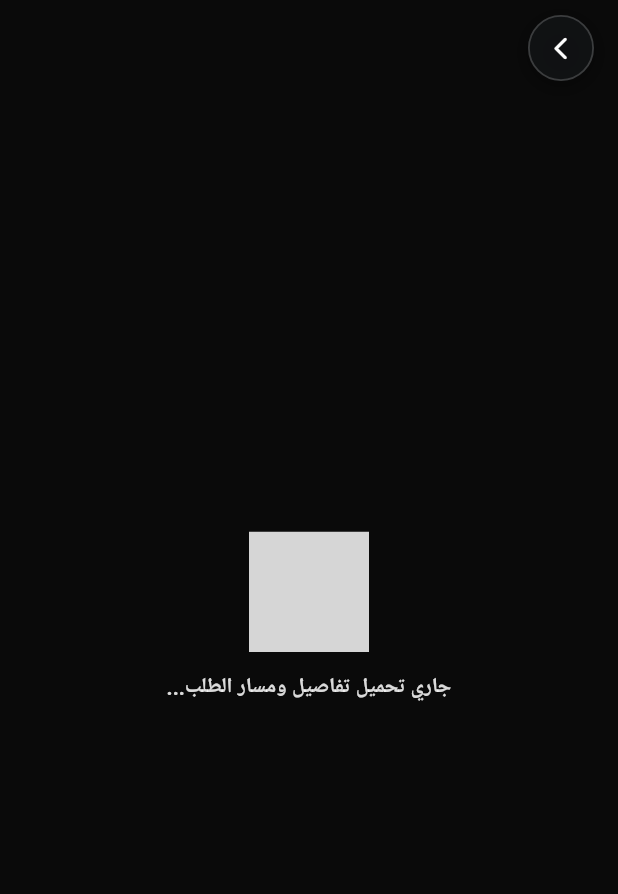
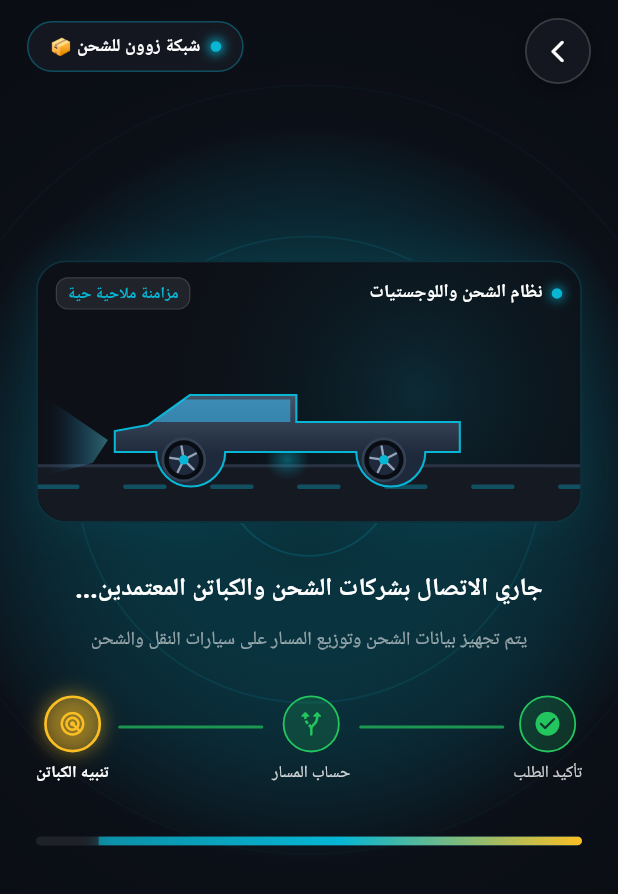
Before and after one commit to Codinza/z, a Flutter app: the OrderTrackingScreen screen opened directly with empty values, on a phone screen of 412 x 824 dp. Shown: the top 894 px of the screen. Run offline on Flutter 3.47's test engine with Material 3 defaults, Android fonts, the phone set to English and light mode, and no system bars; drawn by our look-alikes of rive; our stand-ins replace app_links, dio, flutter_local_notifications, flutter_map, geolocator, image_picker and 5 more; missing offline and left inert: flutter_map_cancellable_tile_provider; accounts and stored records are empty; network calls fail; grey boxes are pictures that could not be loaded.

Commit message:
feat: luxury dispatch loading screen with radar telemetry animation

```diff
--- a/flutter_app/lib/core/widgets/animations/zoon_animations.dart
+++ b/flutter_app/lib/core/widgets/animations/zoon_animations.dart
@@ -14,3 +14,4 @@
 export 'animated_searching_radar_pin.dart';
 export 'animated_gliding_vehicle_marker.dart';
 export 'animated_offer_card.dart';
+export 'zoon_dispatch_loading_screen.dart';
--- /dev/null
+++ b/flutter_app/lib/core/widgets/animations/zoon_dispatch_loading_screen.dart
@@ -0,0 +1,483 @@
+import 'dart:math' as math;
+import 'package:flutter/material.dart';
+import 'pressable_scale.dart';
+import 'zoon_luxury_vehicle_visualizer.dart';
+
+/// Luxury animated loading and dispatch screen displayed when preparing a trip or shipment route.
+class ZoonDispatchLoadingScreen extends StatefulWidget {
+  final bool isShipping;
+  final VoidCallback? onBack;
+  final String? customMessage;
+
+  const ZoonDispatchLoadingScreen({
+    super.key,
+    this.isShipping = false,
+    this.onBack,
+    this.customMessage,
+  });
+
+  @override
+  State<ZoonDispatchLoadingScreen> createState() =>
+      _ZoonDispatchLoadingScreenState();
+}
+
+class _ZoonDispatchLoadingScreenState extends State<ZoonDispatchLoadingScreen>
+    with TickerProviderStateMixin {
+  late final AnimationController _pulseController;
+  late final AnimationController _progressController;
+  late final AnimationController _textCycleController;
+
+  int _currentStepIndex = 1; // 0 = Created, 1 = Route, 2 = Radar
+
+  final List<String> _tripLoadingSteps = [
+    'تم استلام وتأكيد بيانات الطلب بنجاح',
+    'جاري فحص المسار ورسم أسرع طريق على الخريطة...',
+    'جاري تفعيل رادار كباتن زوون VIP في منطقتك...',
+  ];
+
+  final List<String> _shippingLoadingSteps = [
+    'تم تسجيل بيانات الشحنة والمستلم بنجاح',
+    'جاري تجهيز وثيقة النقل وحساب المسار الملاحي...',
+    'جاري الاتصال بشركات الشحن والكباتن المعتمدين...',
+  ];
+
+  @override
+  void initState() {
+    super.initState();
+
+    _pulseController = AnimationController(
+      vsync: this,
+      duration: const Duration(milliseconds: 2200),
+    )..repeat();
+
+    _progressController = AnimationController(
+      vsync: this,
+      duration: const Duration(milliseconds: 2800),
+    )..repeat();
+
+    _textCycleController = AnimationController(
+      vsync: this,
+      duration: const Duration(milliseconds: 1400),
+    )..addStatusListener((status) {
+        if (status == AnimationStatus.completed) {
+          if (mounted) {
+            setState(() {
+              _currentStepIndex = (_currentStepIndex + 1) % 3;
+            });
+            _textCycleController.forward(from: 0.0);
+          }
+        }
+      });
+    _textCycleController.forward();
+  }
+
+  @override
+  void dispose() {
+    _pulseController.dispose();
+    _progressController.dispose();
+    _textCycleController.dispose();
+    super.dispose();
+  }
+
+  @override
+  Widget build(BuildContext context) {
+    final themeColor = widget.isShipping
+        ? const Color(0xff06B6D4)
+        : const Color(0xffF97316);
+    const accentGold = Color(0xffFBBF24);
+    final steps =
+        widget.isShipping ? _shippingLoadingSteps : _tripLoadingSteps;
+    final topPadding = MediaQuery.of(context).padding.top;
+
+    return Directionality(
+      textDirection: TextDirection.rtl,
+      child: Scaffold(
+        backgroundColor: const Color(0xff090B10),
+        body: Stack(
+          children: [
+            // ── Background Ambient Radial Glow ──
+            Positioned.fill(
+              child: AnimatedBuilder(
+                animation: _pulseController,
+                builder: (context, _) {
+                  final pulse = _pulseController.value;
+                  return Container(
+                    decoration: BoxDecoration(
+                      gradient: RadialGradient(
+                        center: const Alignment(0.0, -0.2),
+                        radius: 1.2,
+                        colors: [
+                          themeColor.withOpacity(0.12 + pulse * 0.06),
+                          const Color(0xff0D111A).withOpacity(0.7),
+                          const Color(0xff080A0F),
+                        ],
+                      ),
+                    ),
+                  );
+                },
+              ),
+            ),
+
+            // ── Background High-Tech Telemetry Rings ──
+            Positioned.fill(
+              child: AnimatedBuilder(
+                animation: _pulseController,
+                builder: (context, _) {
+                  return CustomPaint(
+                    painter: _RadarTelemetryPainter(
+                      progress: _pulseController.value,
+                      color: themeColor,
+                    ),
+                  );
+                },
+              ),
+            ),
+
+            // ── Floating Back Button (if provided) ──
+            if (widget.onBack != null)
+              Positioned(
+                top: topPadding + 12,
+                right: 18,
+                child: PressableScale(
+                  onTap: widget.onBack!,
+                  child: Container(
+                    width: 44,
+                    height: 44,
+                    decoration: BoxDecoration(
+                      color: const Color(0xff161922).withOpacity(0.85),
+                      shape: BoxShape.circle,
+                      border: Border.all(
+                        color: Colors.white.withOpacity(0.16),
+                        width: 1.2,
+                      ),
+                      boxShadow: [
+                        BoxShadow(
+                          color: Colors.black.withOpacity(0.4),
+                          blurRadius: 12,
+                          offset: const Offset(0, 3),
+                        ),
+                      ],
+                    ),
+                    child: const Center(
+                      child: Icon(
+                        Icons.arrow_forward_ios_rounded,
+                        color: Colors.white,
+                        size: 18,
+                      ),
+                    ),
+                  ),
+                ),
+              ),
+
+            // ── Floating Header Brand Pill ──
+            Positioned(
+              top: topPadding + 14,
+              left: 18,
+              child: Container(
+                padding:
+                    const EdgeInsets.symmetric(horizontal: 14, vertical: 7),
+                decoration: BoxDecoration(
+                  color: const Color(0xff161922).withOpacity(0.85),
+                  borderRadius: BorderRadius.circular(20),
+                  border: Border.all(
+                    color: themeColor.withOpacity(0.35),
+                    width: 1,
+                  ),
+                ),
+                child: Row(
+                  mainAxisSize: MainAxisSize.min,
+                  children: [
+                    Container(
+                      width: 7,
+                      height: 7,
+                      decoration: BoxDecoration(
+                        shape: BoxShape.circle,
+                        color: themeColor,
+                        boxShadow: [
+                          BoxShadow(
+                            color: themeColor,
+                            blurRadius: 6,
+                            spreadRadius: 1.5,
+                          ),
+                        ],
+                      ),
+                    ),
+                    const SizedBox(width: 7),
+                    Text(
+                      widget.isShipping
+                          ? 'شبكة زوون للشحن 📦'
+                          : 'رادار زوون VIP 🚗',
+                      style: const TextStyle(
+                        color: Colors.white,
+                        fontSize: 12,
+                        fontWeight: FontWeight.w700,
+                      ),
+                    ),
+                  ],
+                ),
+              ),
+            ),
+
+            // ── Center Content Area ──
+            SafeArea(
+              child: Padding(
+                padding: const EdgeInsets.symmetric(horizontal: 24),
+                child: Column(
+                  mainAxisAlignment: MainAxisAlignment.center,
+                  children: [
+                    const Spacer(flex: 2),
+
+                    // 1. Luxury Vehicle Animation Canvas
+                    ZoonLuxuryVehicleVisualizer(
+                      vehicleType: widget.isShipping
+                          ? ZoonVehicleType.carHauler
+                          : ZoonVehicleType.limousine,
+                      height: 175,
+                      primaryColor: themeColor,
+                      underglowColor: themeColor,
+                      title: widget.isShipping
+                          ? 'نظام الشحن واللوجستيات'
+                          : 'أسطول الليموزين والنقل VIP',
+                      subtitle: 'مزامنة ملاحية حية',
+                    ),
+
+                    const SizedBox(height: 32),
+
+                    // 2. Animated Status Title
+                    AnimatedSwitcher(
+                      duration: const Duration(milliseconds: 350),
+                      child: Text(
+                        widget.customMessage ?? steps[_currentStepIndex],
+                        key: ValueKey<int>(_currentStepIndex),
+                        textAlign: TextAlign.center,
+                        style: const TextStyle(
+                          color: Colors.white,
+                          fontSize: 16.5,
+                          fontWeight: FontWeight.w800,
+                          height: 1.45,
+                          letterSpacing: 0.15,
+                        ),
+                      ),
+                    ),
+
+                    const SizedBox(height: 12),
+
+                    // Subtitle explanation
+                    Text(
+                      widget.isShipping
+                          ? 'يتم تجهيز بيانات الشحن وتوزيع المسار على سيارات النقل والشحن'
+                          : 'يتم الآن ربط خط السير وحساب المسافة بدقة والاتصال بأقرب كابتن',
+                      textAlign: TextAlign.center,
+                      style: TextStyle(
+                        color: Colors.white.withOpacity(0.55),
+                        fontSize: 12.5,
+                        height: 1.4,
+                      ),
+                    ),
+
+                    const SizedBox(height: 28),
+
+                    // 3. Step Dispatch Dots & Badges
+                    Row(
+                      mainAxisAlignment: MainAxisAlignment.center,
+                      children: [
+                        _buildStepIndicator(
+                          index: 0,
+                          title: 'تأكيد الطلب',
+                          icon: Icons.check_circle_rounded,
+                          isDone: true,
+                          isActive: _currentStepIndex == 0,
+                          color: const Color(0xff22C55E),
+                        ),
+                        _buildStepDivider(isDone: _currentStepIndex >= 1),
+                        _buildStepIndicator(
+                          index: 1,
+                          title: 'حساب المسار',
+                          icon: Icons.alt_route_rounded,
+                          isDone: _currentStepIndex > 1,
+                          isActive: _currentStepIndex == 1,
+                          color: themeColor,
+                        ),
+                        _buildStepDivider(isDone: _currentStepIndex >= 2),
+                        _buildStepIndicator(
+                          index: 2,
+                          title: 'تنبيه الكباتن',
+                          icon: Icons.radar_rounded,
+                          isDone: false,
+                          isActive: _currentStepIndex == 2,
+                          color: accentGold,
+                        ),
+                      ],
+                    ),
+
+                    const SizedBox(height: 34),
+
+                    // 4. Glowing Shimmer Progress Bar
+                    Container(
+                      width: double.infinity,
+                      height: 6,
+                      decoration: BoxDecoration(
+                        color: Colors.white.withOpacity(0.08),
+                        borderRadius: BorderRadius.circular(4),
+                      ),
+                      child: ClipRRect(
+                        borderRadius: BorderRadius.circular(4),
+                        child: AnimatedBuilder(
+                          animation: _progressController,
+                          builder: (context, _) {
+                            return FractionallySizedBox(
+                              alignment: Alignment.centerRight,
+                              widthFactor: 0.25 +
+                                  0.75 *
+                                      math.sin(
+                                          _progressController.value * math.pi),
+                              child: Container(
+                                decoration: BoxDecoration(
+                                  gradient: LinearGradient(
+                                    colors: [
+                                      themeColor.withOpacity(0.6),
+                                      themeColor,
+                                      accentGold,
+                                    ],
+                                  ),
+                                  boxShadow: [
+                                    BoxShadow(
+                                      color: themeColor.withOpacity(0.8),
+                                      blurRadius: 8,
+                                    ),
+                                  ],
+                                ),
+                              ),
+                            );
+                          },
+                        ),
+                      ),
+                    ),
+
+                    const Spacer(flex: 3),
+                  ],
+                ),
+              ),
+            ),
+          ],
+        ),
+      ),
+    );
+  }
+
+  Widget _buildStepIndicator({
+    required int index,
+    required String title,
+    required IconData icon,
+    required bool isDone,
+    required bool isActive,
+    required Color color,
+  }) {
+    return Column(
+      mainAxisSize: MainAxisSize.min,
+      children: [
+        Container(
+          width: 38,
+          height: 38,
+          decoration: BoxDecoration(
+            shape: BoxShape.circle,
+            color: isActive
+                ? color.withOpacity(0.2)
+                : isDone
+                    ? const Color(0xff22C55E).withOpacity(0.18)
+                    : Colors.white.withOpacity(0.06),
+            border: Border.all(
+              color: isActive
+                  ? color
+                  : isDone
+                      ? const Color(0xff22C55E)
+                      : Colors.white.withOpacity(0.16),
+              width: isActive ? 1.8 : 1.2,
+            ),
+            boxShadow: isActive
+                ? [
+                    BoxShadow(
+                      color: color.withOpacity(0.45),
+                      blurRadius: 10,
+                      spreadRadius: 1,
+                    ),
+                  ]
+                : null,
+          ),
+          child: Icon(
+            icon,
+            size: 19,
+            color: isActive
+                ? color
+                : isDone
+                    ? const Color(0xff22C55E)
+                    : Colors.white.withOpacity(0.35),
+          ),
+        ),
+        const SizedBox(height: 6),
+        Text(
+          title,
+          style: TextStyle(
+            color: isActive
+                ? Colors.white
+                : isDone
+                    ? Colors.white.withOpacity(0.8)
+                    : Colors.white.withOpacity(0.4),
+            fontSize: 11,
+            fontWeight: isActive ? FontWeight.w700 : FontWeight.w500,
+          ),
+        ),
+      ],
+    );
+  }
+
+  Widget _buildStepDivider({required bool isDone}) {
+    return Expanded(
+      child: Container(
+        height: 2,
+        margin: const EdgeInsets.only(bottom: 18, left: 6, right: 6),
+        decoration: BoxDecoration(
+          color: isDone
+              ? const Color(0xff22C55E).withOpacity(0.7)
+              : Colors.white.withOpacity(0.12),
+          borderRadius: BorderRadius.circular(1),
+        ),
+      ),
+    );
+  }
+}
+
+/// Custom painter that renders expanding concentric radar pulse circles for satellite telemetry.
+class _RadarTelemetryPainter extends CustomPainter {
+  final double progress;
+  final Color color;
+
+  _RadarTelemetryPainter({
+    required this.progress,
+    required this.color,
+  });
+
+  @override
+  void paint(Canvas canvas, Size size) {
+    final center = Offset(size.width / 2, size.height * 0.38);
+    final maxRadius = size.width * 0.72;
+
+    for (int i = 0; i < 3; i++) {
+      final ringProgress = (progress + (i * 0.33)) % 1.0;
+      final radius = ringProgress * maxRadius;
+      final opacity = (1.0 - ringProgress).clamp(0.0, 1.0) * 0.22;
+
+      final paint = Paint()
+        ..color = color.withOpacity(opacity)
+        ..style = PaintingStyle.stroke
+        ..strokeWidth = 1.2;
+
+      canvas.drawCircle(center, radius, paint);
+    }
+  }
+
+  @override
+  bool shouldRepaint(covariant _RadarTelemetryPainter oldDelegate) {
+    return oldDelegate.progress != progress;
+  }
+}
--- a/flutter_app/lib/features/home/order_tracking_screen.dart
+++ b/flutter_app/lib/features/home/order_tracking_screen.dart
@@ -1022,20 +1022,9 @@
       child: Scaffold(
         backgroundColor: const Color(0xff0A0A0A),
         body: _isLoading
-            ? Stack(
-                children: [
-                  const Center(
-                    child: ZoonRiveLoading(
-                      size: 80,
-                      message: 'جاري تحميل تفاصيل ومسار الطلب...',
-                    ),
-                  ),
-                  Positioned(
-                    top: MediaQuery.of(context).padding.top + 10,
-                    right: 16,
-                    child: _buildFloatingBackButton(),
-                  ),
-                ],
+            ? ZoonDispatchLoadingScreen(
+                isShipping: !_isTrip,
+                onBack: () => Navigator.of(context).pop(),
               )
             : _error != null
                 ? _ErrorView(message: _error!, onRetry: _loadOrder)
```
